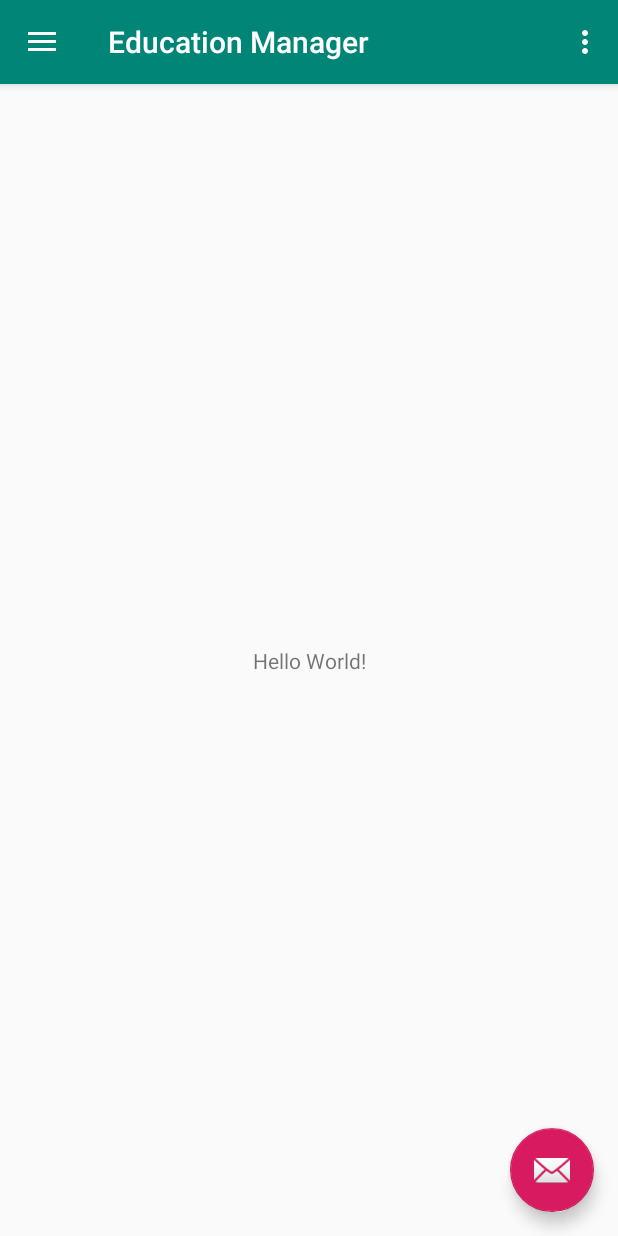
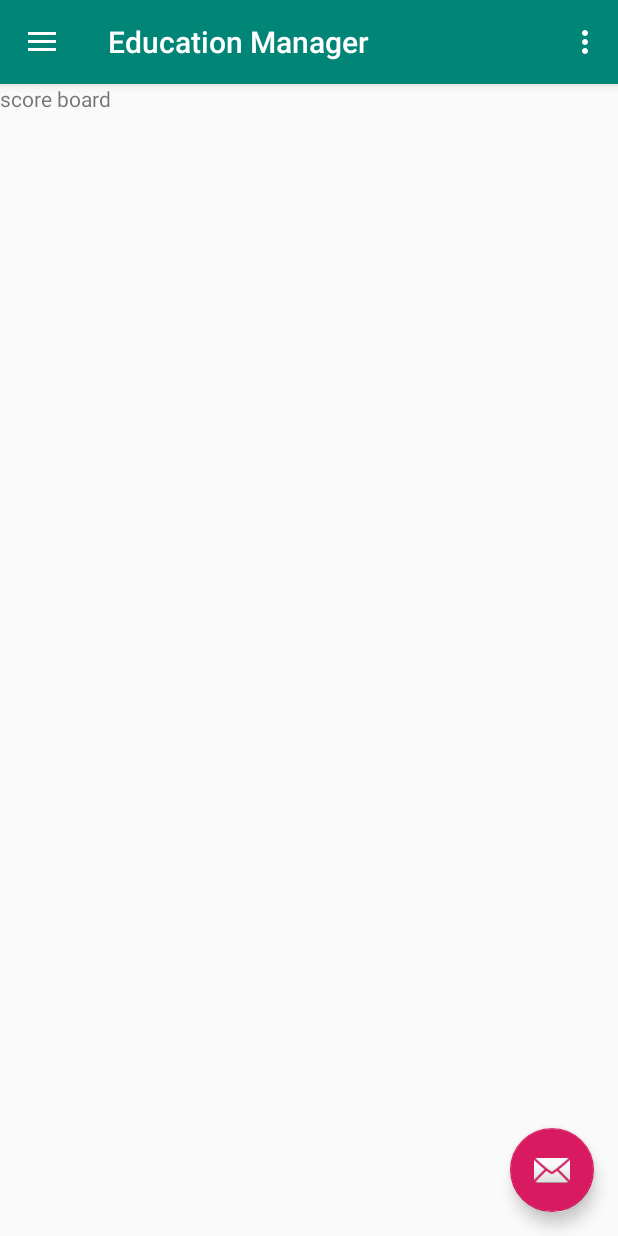
Before and after one commit to nguyenvanman/SOAEducationManager, an Android app: the screen it shows after launch (MainActivity), in the side drawer, after a tap on "Score board", on a phone screen of 412 x 824 dp. Run offline under Robolectric (Android 15) with nearby library versions, the phone set to English and light mode, and no system bars.

Commit message:
add empty fragments

```diff
--- a/app/build.gradle
+++ b/app/build.gradle
@@ -24,10 +24,11 @@ android {
 
 dependencies {
     implementation fileTree(dir: 'libs', include: ['*.jar'])
-    implementation"org.jetbrains.kotlin:kotlin-stdlib-jdk7:$kotlin_version"
+    implementation "org.jetbrains.kotlin:kotlin-stdlib-jdk7:$kotlin_version"
     implementation 'com.android.support:appcompat-v7:28.0.0'
     implementation 'com.android.support:design:28.0.0'
     implementation 'com.android.support.constraint:constraint-layout:1.1.3'
+    implementation 'com.android.support:support-v4:28.0.0'
     testImplementation 'junit:junit:4.12'
     androidTestImplementation 'com.android.support.test:runner:1.0.2'
     androidTestImplementation 'com.android.support.test.espresso:espresso-core:3.0.2'
--- a/app/src/main/AndroidManifest.xml
+++ b/app/src/main/AndroidManifest.xml
@@ -10,7 +10,7 @@
             android:supportsRtl="true"
             android:theme="@style/AppTheme">
         <activity
-                android:name=".MainActivity"
+                android:name=".activities.MainActivity"
                 android:label="@string/app_name"
                 android:theme="@style/AppTheme.NoActionBar">
             <intent-filter>
--- a/app/src/main/java/com/schoolteam/educationmanager/MainActivity.kt
+++ b/app/src/main/java/com/schoolteam/educationmanager/activities/MainActivity.kt
@@ -1,17 +1,25 @@
-package com.schoolteam.educationmanager
+package com.schoolteam.educationmanager.activities
 
 import android.os.Bundle
-import android.support.design.widget.Snackbar
 import android.support.design.widget.NavigationView
+import android.support.v4.app.Fragment
 import android.support.v4.view.GravityCompat
 import android.support.v7.app.ActionBarDrawerToggle
 import android.support.v7.app.AppCompatActivity
 import android.view.Menu
 import android.view.MenuItem
+import com.schoolteam.educationmanager.R
+import com.schoolteam.educationmanager.fragments.NotificationFragment
+import com.schoolteam.educationmanager.fragments.ScheduleFragment
+import com.schoolteam.educationmanager.fragments.ScoreBoardFragment
 import kotlinx.android.synthetic.main.activity_main.*
 import kotlinx.android.synthetic.main.app_bar_main.*
 
 class MainActivity : AppCompatActivity(), NavigationView.OnNavigationItemSelectedListener {
+
+    private val notificationFragment = NotificationFragment()
+    private val scheduleFragment = ScheduleFragment()
+    private val scoreBoardFragment = ScoreBoardFragment()
 
     override fun onCreate(savedInstanceState: Bundle?) {
         super.onCreate(savedInstanceState)
@@ -21,12 +29,16 @@ class MainActivity : AppCompatActivity(), NavigationView.OnNavigationItemSelecte
         fab.setOnClickListener {}
 
         val toggle = ActionBarDrawerToggle(
-            this, drawer_layout, toolbar, R.string.navigation_drawer_open, R.string.navigation_drawer_close
+            this, drawer_layout, toolbar,
+            R.string.navigation_drawer_open,
+            R.string.navigation_drawer_close
         )
         drawer_layout.addDrawerListener(toggle)
         toggle.syncState()
 
         nav_view.setNavigationItemSelectedListener(this)
+        displayFrament(notificationFragment)
+        nav_view.menu.getItem(0).isChecked = true
     }
 
     override fun onBackPressed() {
@@ -51,13 +63,25 @@ class MainActivity : AppCompatActivity(), NavigationView.OnNavigationItemSelecte
 
     override fun onNavigationItemSelected(item: MenuItem): Boolean {
         when (item.itemId) {
-            R.id.nav_notification -> { }
-            R.id.nav_schedule -> { }
-            R.id.nav_score_board -> { }
-            R.id.nav_logout -> { }
+            R.id.nav_notification -> displayFrament(notificationFragment)
+            R.id.nav_schedule -> displayFrament(scheduleFragment)
+            R.id.nav_score_board -> displayFrament(scoreBoardFragment)
+            R.id.nav_logout -> doLogout()
         }
 
         drawer_layout.closeDrawer(GravityCompat.START)
         return true
     }
+
+    private fun doLogout() {
+
+    }
+
+    private fun displayFrament(fragment: Fragment) {
+        supportFragmentManager
+            .beginTransaction()
+            .replace(R.id.content_main, fragment)
+            .addToBackStack("")
+            .commit()
+    }
 }
--- /dev/null
+++ b/app/src/main/java/com/schoolteam/educationmanager/fragments/NotificationFragment.kt
@@ -0,0 +1,14 @@
+package com.schoolteam.educationmanager.fragments
+
+import android.os.Bundle
+import android.support.v4.app.Fragment
+import android.view.LayoutInflater
+import android.view.View
+import android.view.ViewGroup
+import com.schoolteam.educationmanager.R
+
+class NotificationFragment : Fragment() {
+    override fun onCreateView(inflater: LayoutInflater, container: ViewGroup?, savedInstanceState: Bundle?): View? {
+        return inflater.inflate(R.layout.fragment_notification, container, false)
+    }
+}
--- /dev/null
+++ b/app/src/main/java/com/schoolteam/educationmanager/fragments/ScheduleFragment.kt
@@ -0,0 +1,16 @@
+package com.schoolteam.educationmanager.fragments
+
+
+import android.os.Bundle
+import android.support.v4.app.Fragment
+import android.view.LayoutInflater
+import android.view.View
+import android.view.ViewGroup
+
+import com.schoolteam.educationmanager.R
+
+class ScheduleFragment : Fragment() {
+    override fun onCreateView(inflater: LayoutInflater, container: ViewGroup?, savedInstanceState: Bundle?): View? {
+        return inflater.inflate(R.layout.fragment_schedule, container, false)
+    }
+}
--- /dev/null
+++ b/app/src/main/java/com/schoolteam/educationmanager/fragments/ScoreBoardFragment.kt
@@ -0,0 +1,14 @@
+package com.schoolteam.educationmanager.fragments
+
+import android.os.Bundle
+import android.support.v4.app.Fragment
+import android.view.LayoutInflater
+import android.view.View
+import android.view.ViewGroup
+import com.schoolteam.educationmanager.R
+
+class ScoreBoardFragment : Fragment() {
+    override fun onCreateView(inflater: LayoutInflater, container: ViewGroup?, savedInstanceState: Bundle?): View? {
+        return inflater.inflate(R.layout.fragment_score_board, container, false)
+    }
+}
--- a/app/src/main/res/layout/app_bar_main.xml
+++ b/app/src/main/res/layout/app_bar_main.xml
@@ -5,7 +5,7 @@
         xmlns:tools="http://schemas.android.com/tools"
         android:layout_width="match_parent"
         android:layout_height="match_parent"
-        tools:context=".MainActivity">
+        tools:context=".activities.MainActivity">
 
     <android.support.design.widget.AppBarLayout
             android:layout_height="wrap_content"
--- a/app/src/main/res/layout/content_main.xml
+++ b/app/src/main/res/layout/content_main.xml
@@ -5,17 +5,9 @@
         xmlns:app="http://schemas.android.com/apk/res-auto"
         android:layout_width="match_parent"
         android:layout_height="match_parent"
+        android:id="@+id/content_main"
         app:layout_behavior="@string/appbar_scrolling_view_behavior"
         tools:showIn="@layout/app_bar_main"
-        tools:context=".MainActivity">
-
-    <TextView
-            android:layout_width="wrap_content"
-            android:layout_height="wrap_content"
-            android:text="Hello World!"
-            app:layout_constraintBottom_toBottomOf="parent"
-            app:layout_constraintLeft_toLeftOf="parent"
-            app:layout_constraintRight_toRightOf="parent"
-            app:layout_constraintTop_toTopOf="parent"/>
+        tools:context=".activities.MainActivity">
 
 </android.support.constraint.ConstraintLayout>
--- /dev/null
+++ b/app/src/main/res/layout/fragment_score_board.xml
@@ -0,0 +1,14 @@
+<?xml version="1.0" encoding="utf-8"?>
+<FrameLayout xmlns:android="http://schemas.android.com/apk/res/android"
+             xmlns:tools="http://schemas.android.com/tools"
+             android:layout_width="match_parent"
+             android:layout_height="match_parent"
+             tools:context=".fragments.ScoreBoardFragment">
+
+    <!-- TODO: Update blank fragment layout -->
+    <TextView
+            android:layout_width="match_parent"
+            android:layout_height="match_parent"
+            android:text="score board"/>
+
+</FrameLayout>
--- a/app/src/main/res/values/strings.xml
+++ b/app/src/main/res/values/strings.xml
@@ -12,4 +12,7 @@
     <string name="drawer_menu_score_board">Score board</string>
     <string name="drawer_menu_logout">Log out</string>
     <string name="drawer_menu_title_others">Others</string>
+
+    <!-- TODO: Remove or change this placeholder text -->
+    <string name="hello_blank_fragment">Hello blank fragment</string>
 </resources>
```
Also changed, not shown: app/src/main/res/layout/fragment_notification.xml (added, +14 -0 lines), app/src/main/res/layout/fragment_schedule.xml (added, +14 -0 lines).
